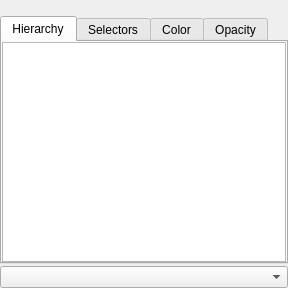
First picture: the form in Qt/ApplicationComponents/Resources/UI/pqDataAssemblyPropertyWidget.ui, repository Kitware/ParaView, before the edit.
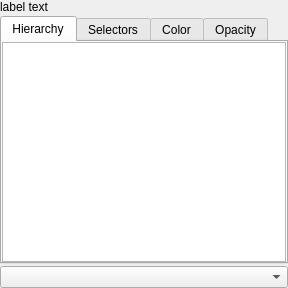
Second picture: the form after the edit. Icons and pictures are not drawn. Custom widgets are drawn as their Qt base class.

Patch:
```diff
--- a/Qt/ApplicationComponents/Resources/UI/pqDataAssemblyPropertyWidget.ui
+++ b/Qt/ApplicationComponents/Resources/UI/pqDataAssemblyPropertyWidget.ui
@@ -30,7 +30,11 @@
     <number>0</number>
    </property>
    <item>
-    <widget class="QLabel" name="label"/>
+    <widget class="QLabel" name="label">
+     <property name="text">
+      <string>label text</string>
+     </property>
+    </widget>
    </item>
    <item>
     <widget class="QTabWidget" name="tabWidget">
```
